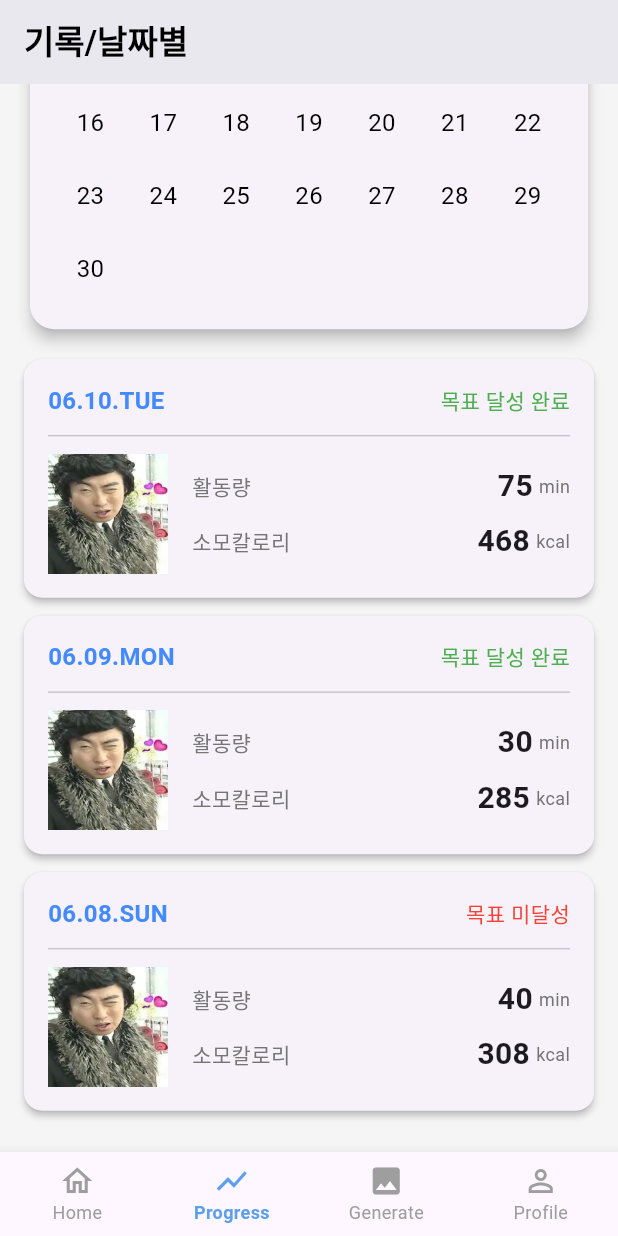
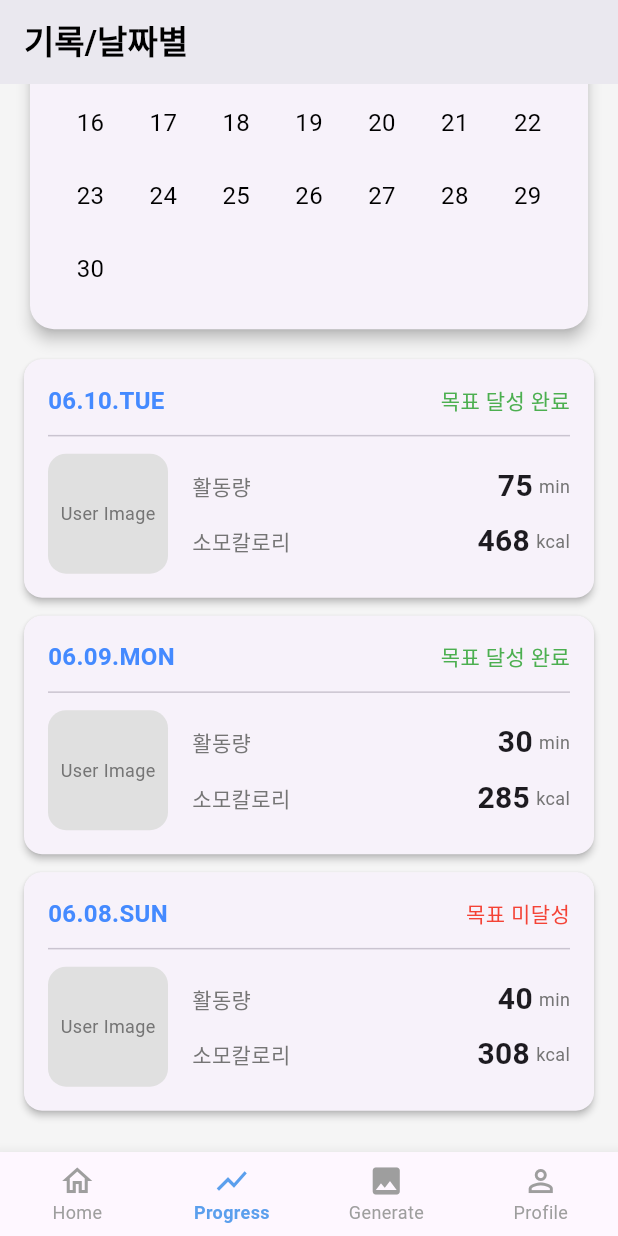
Before and after one commit to 123owq/mirifit, a Flutter app: the screen it shows after launch, item 2 of the bottom bar chosen, scrolled down 253 dp, on a phone screen of 412 x 824 dp. Run offline on Flutter 3.47's test engine with Material 3 defaults, Android fonts, the phone set to English and light mode, and no system bars; our stand-ins replace camera, image_picker; missing offline and left inert: photo_manager.

Commit message:
사진전체화면추가

```diff
--- a/lib/main.dart
+++ b/lib/main.dart
@@ -14,6 +14,7 @@ import 'package:mirifit/views/splash_screen.dart';
 import 'package:mirifit/views/loading_screen.dart';
 import 'package:mirifit/views/record_detail_screen.dart';
 import 'package:mirifit/views/goal_by_date_screen.dart';
+import 'package:mirifit/views/full_screen_image_screen.dart';
 
 void main() async { // 1. async 추가
   // 2. Flutter 엔진이 플러그인을 로드할 준비가 되도록 보장
@@ -49,6 +50,7 @@ class MirifitApp extends StatelessWidget {
 
         '/record_detail': (context) => const RecordDetailScreen(),
         '/goal_by_date': (context) => const GoalByDateScreen(),
+        '/full_screen_image': (context) => const FullScreenImageScreen(),
 
         // README에 있던 파트
         '/generate': (context) => const GenerateScreen(),
--- a/lib/views/progress_screen.dart
+++ b/lib/views/progress_screen.dart
@@ -29,18 +29,21 @@ class ProgressScreen extends StatelessWidget {
               // 3. 일일 기록 카드 리스트 (디자인 예시)
               // (나중에는 이 부분을 ListView.builder로 바꾸면 됩니다.)
               _buildRecordCard(
+                context,
                 date: '06.10.TUE',
                 activityTime: '75',
                 calories: '468',
                 isGoalAchieved: true,
               ),
               _buildRecordCard(
+                context,
                 date: '06.09.MON',
                 activityTime: '30',
                 calories: '285',
                 isGoalAchieved: true,
               ),
               _buildRecordCard(
+                context,
                 date: '06.08.SUN',
                 activityTime: '40',
                 calories: '308',
@@ -54,7 +57,7 @@ class ProgressScreen extends StatelessWidget {
   }
 
   // ---------- 위젯 분리: 일일 기록 카드 ----------
-  Widget _buildRecordCard({
+  Widget _buildRecordCard(BuildContext context,{
     required String date,
     required String activityTime,
     required String calories,
@@ -94,12 +97,32 @@ class ProgressScreen extends StatelessWidget {
             // 카드 하단 (이미지, 통계)
             Row(
               children: [
-                // 4. [필수] 'assets/user_image.png' (임시) 파일이 필요합니다
-                Image.asset(
-                  'assets/images/my_profile_avatar.png',
-                  width: 80,
-                  height: 80,
-                  fit: BoxFit.cover,
+                // 4. 회색 'User Image' 플레이스홀더로 변경
+                GestureDetector(
+                  onTap: () {
+                    Navigator.pushNamed(
+                      context,
+                      '/full_screen_image',
+                      arguments: 'User Image', // 이미지 대신 텍스트 전달
+                    );
+                  },
+                  child: Container(
+                    width: 80,
+                    height: 80,
+                    decoration: BoxDecoration(
+                      color: Colors.grey[300], // 회색 배경
+                      borderRadius: BorderRadius.circular(12), // 둥근 모서리
+                    ),
+                    child: Center(
+                      child: Text(
+                        'User Image',
+                        style: TextStyle(
+                          color: Colors.grey[600],
+                          fontSize: 12,
+                        ),
+                      ),
+                    ),
+                  ),
                 ),
                 const SizedBox(width: 16),
                 // 통계
```
Also changed, not shown: lib/views/full_screen_image_screen.dart (added, +54 -0 lines), lib/views/goal_by_date_screen.dart (+19 -9 lines), lib/views/record_detail_screen.dart (+17 -9 lines).
